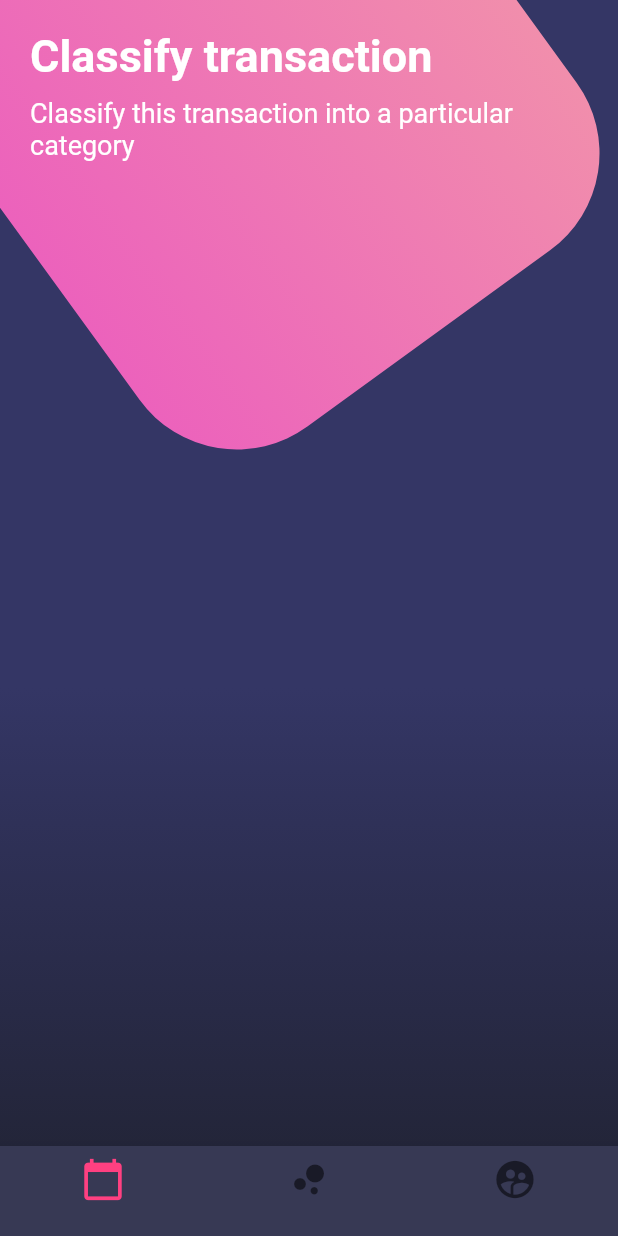
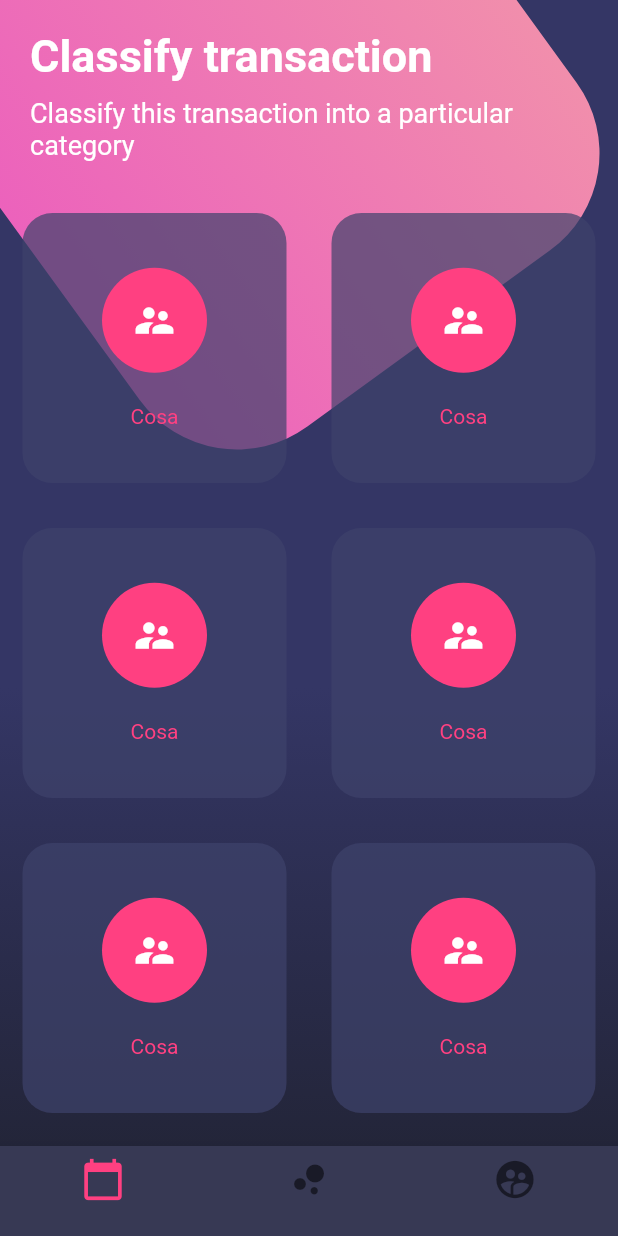
Before and after one commit to HildaPech/F-Disenos, a Flutter app: the screen it shows after launch, on a phone screen of 412 x 824 dp. Run offline on Flutter 3.47's test engine with Material 2 defaults, Android fonts, the phone set to English and light mode, and no system bars.

Commit message:
Diseño compuesto - Table y TableRow

```diff
--- a/lib/src/pages/botones_page.dart
+++ b/lib/src/pages/botones_page.dart
@@ -13,6 +13,7 @@ class BotonesPage extends StatelessWidget {
             child: Column(
               children: <Widget>[
                 _titulos(),
+                _botonesRedondeados(),
 
               ],
             ),
@@ -115,4 +116,61 @@ class BotonesPage extends StatelessWidget {
       ),
     );
   }
+
+Widget  _botonesRedondeados(){
+  return Table(
+    children: [
+      TableRow(
+        children: [
+          _crearBotonRedondeado(),
+          _crearBotonRedondeado(),
+        ]
+      ),
+      TableRow(
+        children: [
+          _crearBotonRedondeado(),
+          _crearBotonRedondeado(),
+        ]
+      ),
+      TableRow(
+        children: [
+          _crearBotonRedondeado(),
+          _crearBotonRedondeado(),
+        ]
+      ),
+      TableRow(
+        children: [
+          _crearBotonRedondeado(),
+          _crearBotonRedondeado(),
+        ]
+      ),
+    ],
+  );
 }
+
+Widget _crearBotonRedondeado(){
+  return Container(
+    height: 180.0,
+    margin: EdgeInsets.all(15.0),
+    decoration: BoxDecoration(
+      color: Color.fromRGBO(62, 66, 107, 0.7),
+      borderRadius: BorderRadius.circular(20.0)
+    ),
+    child: Column(
+
+      mainAxisAlignment: MainAxisAlignment.spaceAround,
+      children: <Widget>[
+        SizedBox(height:5.0),
+        CircleAvatar(
+          backgroundColor: Colors.pinkAccent,
+          radius: 35.0,
+          child: Icon(Icons.supervisor_account, color: Colors.white, size: 30.0),
+        ),
+        Text('Cosa', style: TextStyle(color: Colors.pinkAccent)),
+        SizedBox(height:5.0)
+
+      ],
+    ),
+  );
+}
+}
```
